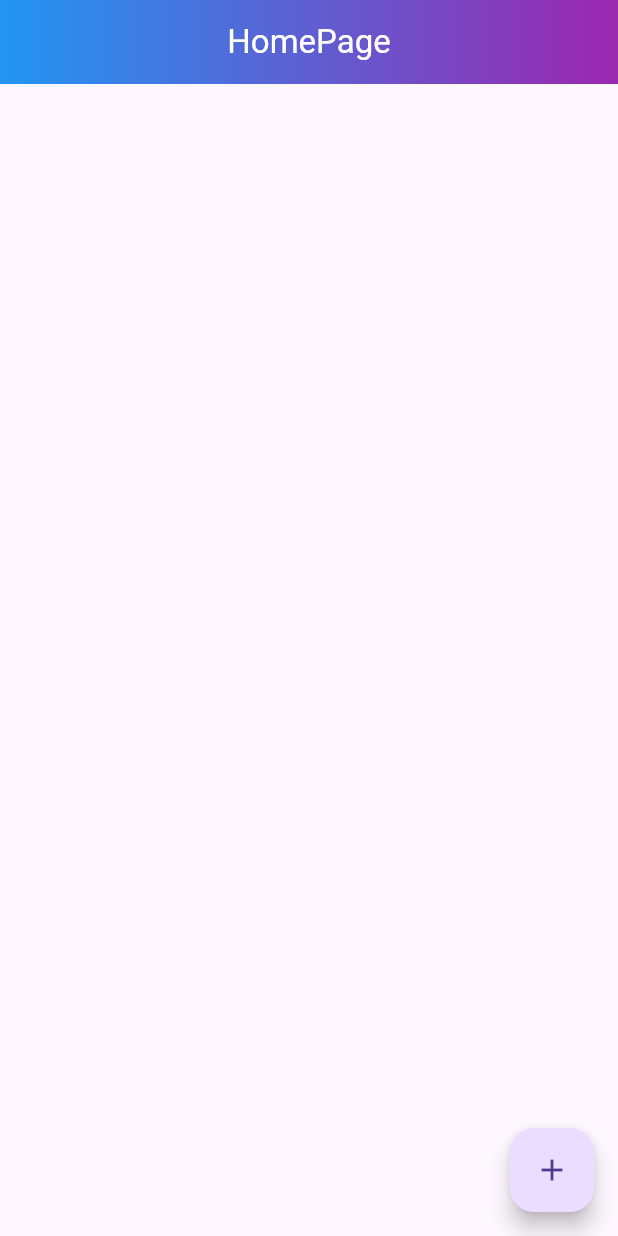
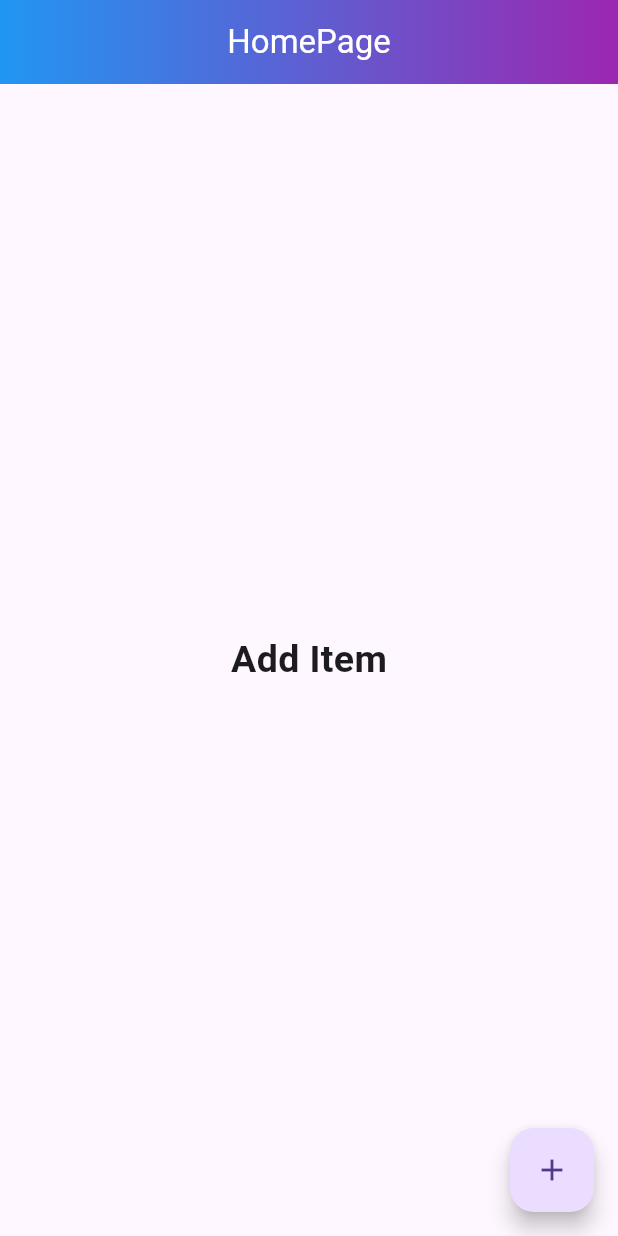
Before and after one commit to puskottampandey/TODO, a Flutter app: the screen it shows after launch, on a phone screen of 412 x 824 dp. Run offline on Flutter 3.47's test engine with Material 2 defaults, Android fonts, the phone set to English and light mode, and no system bars.

```diff
--- a/lib/main.dart
+++ b/lib/main.dart
@@ -1,5 +1,5 @@
 import 'package:flutter/material.dart';
-import 'package:statemanagement/screens/newcontact_screen.dart';
+import 'package:statemanagement/screens/additem_screen.dart';
 
 import 'screens/homepage_screen.dart';
 
@@ -15,14 +15,14 @@ class MyApp extends StatelessWidget {
   Widget build(BuildContext context) {
     return MaterialApp(
       debugShowCheckedModeBanner: false,
-      title: 'Flutter Demo',
+      title: 'TODO',
       theme: ThemeData(
         useMaterial3: true,
         primarySwatch: Colors.blue,
       ),
       home: const Homepage(),
       routes: {
-        '/new-contact': (context) => const NewContact(),
+        '/new-items': (context) => const NewContact(),
       },
     );
   }
--- a/lib/screens/newcontact_screen.dart
+++ b/lib/screens/additem_screen.dart
@@ -42,7 +42,7 @@ class _NewContactState extends State<NewContact> {
           TextButton(
               onPressed: () {
                 final contact = Contact(name: _controller.text);
-                ContactBook().add(contact: contact);
+                ContactBook().add(item: contact);
                 Navigator.of(context).pop();
               },
               child: const Text("Add Contact"))
--- a/lib/screens/homepage_screen.dart
+++ b/lib/screens/homepage_screen.dart
@@ -34,23 +34,39 @@ class _HomepageState extends State<Homepage> {
         padding: const EdgeInsets.all(8.0),
         child: ValueListenableBuilder(
             valueListenable: ContactBook(),
-            builder: (contact, value, child) {
-              final contacts = value;
-              return ListView.builder(
-                itemCount: contacts.length,
+            builder: (item, value, child) {
+              final items = value;
+              return items.isEmpty
+                  ? const Center(
+                      child: Text(
+                        "Add Item",
+                        style: TextStyle(
+                            fontSize: 25, fontWeight: FontWeight.bold),
+                      ),
+                    )
+                  : ListView.builder(
+                      itemCount: items.length,
                       itemBuilder: (context, index) {
-                  final contact = contacts[index];
+                        final contact = items[index];
                         return Dismissible(
                           onDismissed: (direction) {
-                      ContactBook().remove(contact: contact);
+                            ContactBook().remove(item: contact);
                           },
                           key: ValueKey(contact.id),
                           child: Card(
                             elevation: 6.0,
                             child: ListTile(
+                              subtitle: Text(
+                                DateTime.now().toString(),
+                                style: const TextStyle(
+                                    fontWeight: FontWeight.bold),
+                              ),
                               title: Padding(
                                 padding: const EdgeInsets.all(8.0),
-                          child: Text(contact.name),
+                                child: Text(
+                                  contact.name,
+                                  style: const TextStyle(fontSize: 20),
+                                ),
                               ),
                             ),
                           ),
@@ -61,7 +77,7 @@ class _HomepageState extends State<Homepage> {
       ),
       floatingActionButton: FloatingActionButton(
         onPressed: () async {
-          await Navigator.of(context).pushNamed('/new-contact');
+          await Navigator.of(context).pushNamed('/new-items');
         },
         child: const Icon(Icons.add),
       ),
--- a/lib/screens/model.dart
+++ b/lib/screens/model.dart
@@ -15,16 +15,16 @@ class ContactBook extends ValueNotifier<List<Contact>> {
   factory ContactBook() => _share;
 
   int get length => value.length;
-  void add({required Contact contact}) {
-    final contacts = value;
-    contacts.add(contact);
+  void add({required Contact item}) {
+    final items = value;
+    items.add(item);
     notifyListeners();
   }
 
-  void remove({required Contact contact}) {
-    final contacts = value;
-    if (contacts.contains(contact)) {
-      contacts.remove(contact);
+  void remove({required Contact item}) {
+    final items = value;
+    if (items.contains(item)) {
+      items.remove(item);
       notifyListeners();
     }
   }
```
Lines whose indentation alone changed are shown as unchanged.
